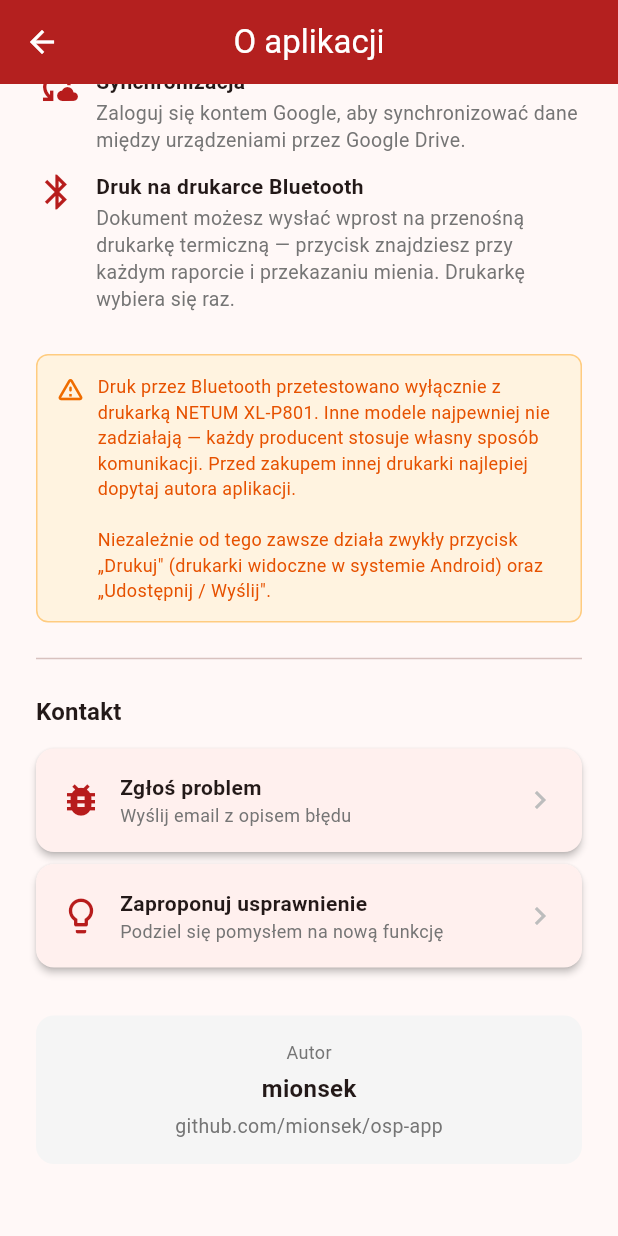
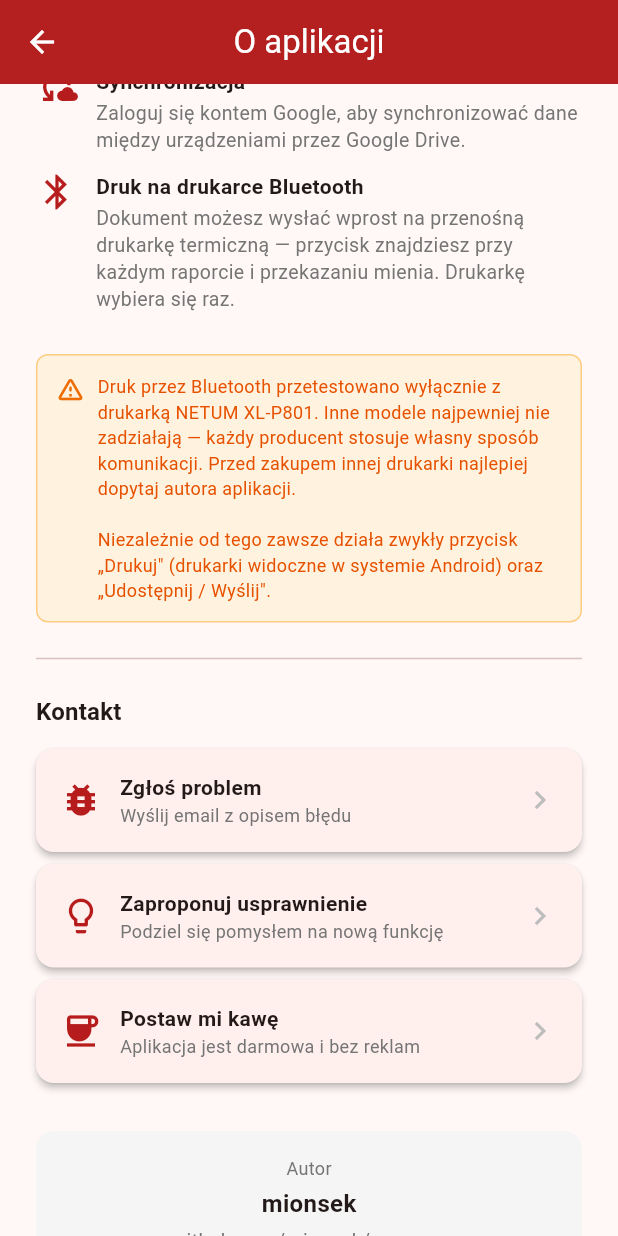
Before and after one commit to mionsek/osp-app, a Flutter app: the InfoScreen screen opened by its route, scrolled down 1499 dp, on a phone screen of 412 x 824 dp. Run offline on Flutter 3.47's test engine with Material 3 defaults, Android fonts, the phone set to English and light mode, and no system bars; our stand-ins replace connectivity_plus, flutter_riverpod, geocoding, geolocator, go_router, google_sign_in and 6 more; missing offline and left inert: googleapis, print_bluetooth_thermal; accounts and stored records are empty.

Commit message:
feature/031: porzadki w backlogu, przycisk kawy, adresy PSP
Przeglad wszystkich pozycji "do zrobienia". Sekcje juz zrealizowane przestaly
byc lista zadan i staly sie mylacym sladem - usuniete albo oznaczone jako
nieaktualne: wyjazdy gospodarcze (feature/026), usuniecie reklam (feature/030),
dwa TODO o AdMob i remove_ads z feature/007, podbicie wersji, powiekszenie
drobnego druku (feature/017), pytanie o podpowiedzi w zastepach (feature/024).

Sprostowana obserwacja o OutOfMemoryError - obwinialem AdMob, ale po usunieciu
reklam emulator pada dalej, wiec przyczyna jest po stronie maszyny.

Przycisk "Postaw mi kawe" widoczny w "O aplikacji", na razie bez odnosnika.
Klikniecie mowi wprost, ze zbiorki jeszcze nie ma, zamiast prowadzic donikad.
Uruchomienie to wpisanie linku w _coffeeUrl.

Nowy punkt w backlogu: adresy e-mail jednostek PSP przy wysylce raportu,
z pytaniami do rozstrzygniecia i propozycja najprostszego wariantu.

Do "Przed publikacja w Play Store" dopisany wlasny klucz podpisu i polityka
prywatnosci.

Wersja 1.2.1+5.

Co-Authored-By: Claude Opus 5 <noreply@anthropic.com>

```diff
--- a/lib/screens/info/info_screen.dart
+++ b/lib/screens/info/info_screen.dart
@@ -20,7 +20,8 @@ class InfoScreen extends StatelessWidget {
     }
   }
 
-  /// Adres zbiórki „na kawę". Pusty = przycisk się nie pokazuje.
+  /// Adres zbiórki „na kawę" — wystarczy wpisać tu link i przycisk zaczyna
+  /// działać, bez zmian w pozostałym kodzie.
   ///
   /// Link zewnętrzny, **nie** płatność w aplikacji — płatność wewnątrz
   /// aplikacji wchodzi w regulamin rozliczeń Google, czyli dokładnie tę
@@ -28,6 +29,16 @@ class InfoScreen extends StatelessWidget {
   static const String _coffeeUrl = '';
 
   Future<void> _launchCoffee(BuildContext context) async {
+    // Dopóki adres nie jest ustawiony, przycisk jest widoczny, ale mówi wprost,
+    // że zbiórki jeszcze nie ma — zamiast prowadzić donikąd albo udawać błąd.
+    if (_coffeeUrl.isEmpty) {
+      ScaffoldMessenger.of(context).showSnackBar(
+        const SnackBar(
+          content: Text('Zbiórka nie jest jeszcze uruchomiona — dzięki za chęci!'),
+        ),
+      );
+      return;
+    }
     if (!await launchUrl(
       Uri.parse(_coffeeUrl),
       mode: LaunchMode.externalApplication,
@@ -277,7 +288,6 @@ class InfoScreen extends StatelessWidget {
                   'Raporty OSP — Propozycja usprawnienia',
                 ),
               ),
-              if (_coffeeUrl.isNotEmpty) ...[
               const SizedBox(height: 8),
               _ContactButton(
                 icon: Icons.coffee,
@@ -285,7 +295,6 @@ class InfoScreen extends StatelessWidget {
                 subtitle: 'Aplikacja jest darmowa i bez reklam',
                 onTap: () => _launchCoffee(context),
               ),
-              ],
               const SizedBox(height: 32),
 
               // --- Autor ---
--- a/pubspec.yaml
+++ b/pubspec.yaml
@@ -1,7 +1,7 @@
 name: osp_app
 description: "Raporty OSP — raporty z wyjazdów ratowniczych dla jednostek OSP"
 publish_to: 'none'
-version: 1.2.0+4
+version: 1.2.1+5
 
 environment:
   sdk: ^3.11.4
```
Also changed, not shown: 1 other file. Lines whose indentation alone changed are shown as unchanged.
